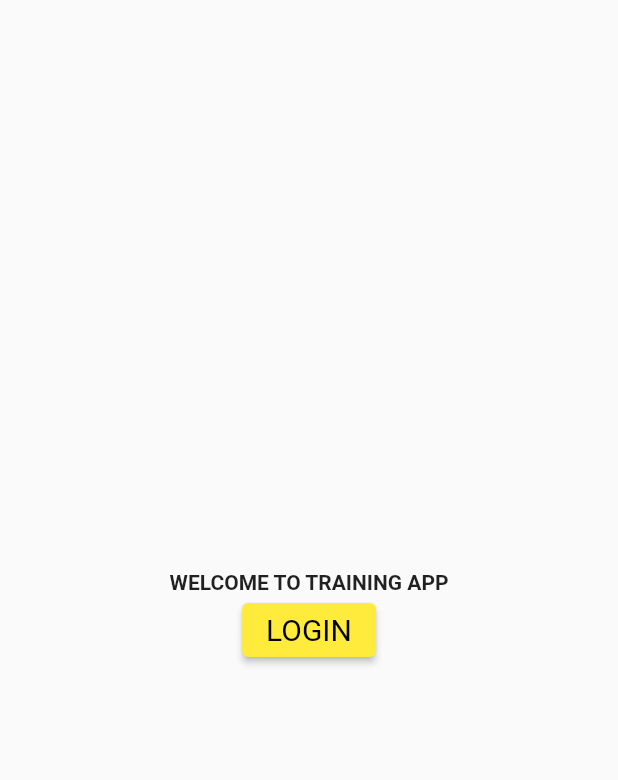
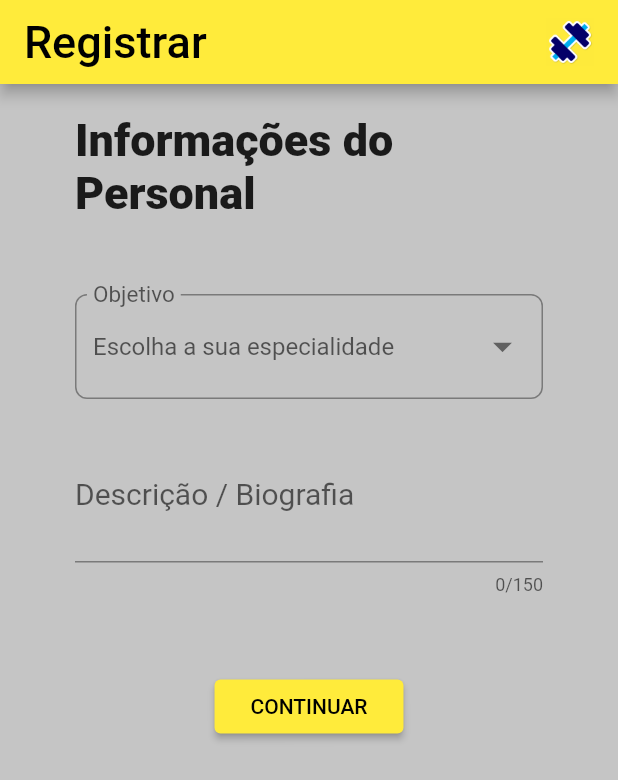
Before and after one commit to JucianKaue/Gym_APP, a Flutter app: the screen it shows after launch, on a phone screen of 412 x 824 dp. Shown: the top 780 px of the screen. Run offline on Flutter 3.47's test engine with Material 2 defaults, Android fonts, the phone set to English and light mode, and no system bars; our stand-ins replace brasil_fields, image_picker; missing offline and left inert: mysql1; Roboto replaces fonts that are missing (Hind).

Commit message:
Register page to the personal finished

```diff
--- a/lib/main.dart
+++ b/lib/main.dart
@@ -3,6 +3,7 @@ import 'package:mysql1/mysql1.dart';
 import 'pages/welcome.page.dart';
 
 import 'package:gym_app/pages/register.page.dart';
+import 'package:gym_app/pages/personal/register.page.dart';
 
 
 void main() async {
@@ -48,7 +49,8 @@ class MyApp extends StatelessWidget {
           bodyText2: TextStyle(fontSize: 14.0, fontFamily: 'Hind'),
         )
       ),
-      home: Welcomepage(),
+      // home: Welcomepage(),
+      home: RegisterPersonalPage(11),
     );
   }
 }
--- /dev/null
+++ b/lib/pages/personal/register.page.dart
@@ -0,0 +1,173 @@
+import 'package:flutter/services.dart';
+import 'package:gym_app/pages/login.page.dart';
+import 'package:mysql1/mysql1.dart';
+import 'package:flutter/material.dart';
+
+import 'package:gym_app/utils.dart';
+
+
+class RegisterPersonalPage extends StatefulWidget {
+  var userId;
+
+  RegisterPersonalPage(this.userId, {super.key});
+
+  @override
+  State<RegisterPersonalPage> createState() => _RegisterPersonalPageState(userId);
+}
+
+class _RegisterPersonalPageState extends State<RegisterPersonalPage> {
+  var userId;
+
+  // Forms variables
+  final _formKey = GlobalKey<FormState>();
+
+  final _especialty = ValueNotifier(''); // Selected value from dropdown menu
+  final List _dropDownEspecialties = [
+    [0, 'Emagrecimento'],
+    [2, 'Ganho de massa']
+  ];
+
+
+  final _descriptionController = TextEditingController();
+
+  _RegisterPersonalPageState(this.userId);
+
+  @override
+  Widget build(BuildContext context) {
+    return Scaffold(
+      appBar: AppBar(
+        title: Row(
+          mainAxisAlignment: MainAxisAlignment.spaceBetween,
+          children: [
+            const Text('Registrar'),
+            const SizedBox(
+              width: 5,
+            ),
+            SizedBox(
+              height: 32,
+              width: 32,
+              child: Image.asset('assets/logo.png'),
+            ),
+          ],
+        ),
+      ),
+      body: Container(
+        color: const Color.fromARGB(57, 12, 12, 12),
+          child:ListView(
+            children: <Widget> [
+              Padding(
+                padding: const EdgeInsets.symmetric(horizontal: 50),
+              child: Form(
+                key: _formKey,
+                child: Column(
+                  children: [
+
+                    const SizedBox(height: 20),
+                    const Center(
+                      child: Text(
+                        'Informações do Personal',
+                        style: TextStyle(fontSize: 30, fontWeight: FontWeight.w900, ),
+                      ),
+                    ),
+
+                    const SizedBox(height: 50),
+
+                    ValueListenableBuilder(
+                      valueListenable: _especialty,
+                      builder: (BuildContext context, String value, _) {
+                        return DropdownButtonFormField<String>(
+                          isExpanded: true,
+                          hint: const Text('Escolha a sua especialidade'),
+                          value: (value.isEmpty) ? null : value,
+                          onChanged: (value) => _especialty.value = value.toString(),
+                          items: _dropDownEspecialties.map((option) => DropdownMenuItem(
+                            value: '${option[0]}',
+                            child: Text(option[1]),
+                          )).toList(),
+                          decoration: InputDecoration(
+                            label: const Text('Objetivo', style: TextStyle(fontSize: 20),),
+                            border: OutlineInputBorder(
+                              borderRadius: BorderRadius.circular(8)
+                            ),
+                          ),
+                          iconSize: 30,
+                        );
+                      }
+                    ),
+
+                    const SizedBox(height: 20),
+
+                    TextFormField( // Address complement form field
+                      minLines: 2,
+                      maxLines: 5,
+                      maxLength: 150,
+                      keyboardType: TextInputType.text,
+                      inputFormatters: [
+                        FilteringTextInputFormatter.singleLineFormatter
+                      ],
+                      decoration: InputDecoration(
+                        labelText: 'Descrição / Biografia',
+                      ),
+                      style: TextStyle(fontSize: 20),
+                      controller: _descriptionController,
+                    ),
+
+                    const SizedBox(height: 50),
+
+                    ElevatedButton( // Submit button
+                      child: const Padding(
+                        padding: EdgeInsets.all(8),
+                        child: Text('CONTINUAR')
+                      ),
+                      onPressed: () async {
+
+                        if (_formKey.currentState!.validate()) {
+                          ScaffoldMessenger.of(context).showSnackBar(
+                            const SnackBar(content: Text('Processing Data'))
+                          );
+                          print('================================================');
+                          print(_especialty.value);
+                          print(_descriptionController.text);
+                          print(userId);
+                          // Connect to the database
+                          final conn = await MySqlConnection.connect(
+                            ConnectionSettings(
+                              host: '192.168.0.112',
+                              port: 3306,
+                              user: 'jucian',
+                              db: 'app_personal',
+                              password: 'Keua@54893',
+                              timeout: const Duration(seconds: 10)
+                            )
+                          );
+                          await conn.query(
+                            'INSERT INTO app_personal.personal (id_especialty, description, User_id) VALUES (?, ?, ?)',
+                            [
+                              _especialty.value,
+                              _descriptionController.text,
+                              userId,
+                            ]
+                          );
+
+
+                          Navigator.push(context, MaterialPageRoute(builder: (context) => LoginPage()));
+                        }
+                      },
+                    ),
+                    const SizedBox(height: 30,)
+                ],)
+              )
+            )
+          ],
+        ),
+      )
+    );
+  }
+
+  _nullformvalidation(value) {
+    if (value == null || value.isEmpty) {
+      return 'Esse campo não pode estar vazio!!!';
+    }
+    return null;
+  }
+}
```
Also changed, not shown: lib/pages/register.page.dart (+8 -2 lines), lib/utils.dart (added, +62 -0 lines).
